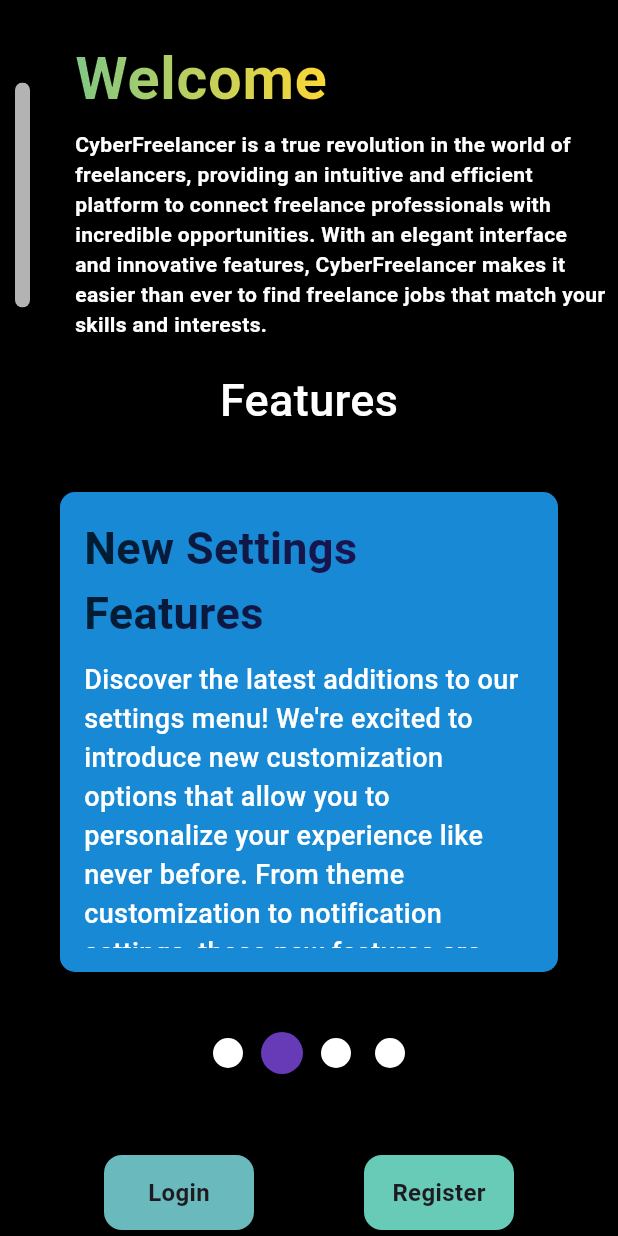
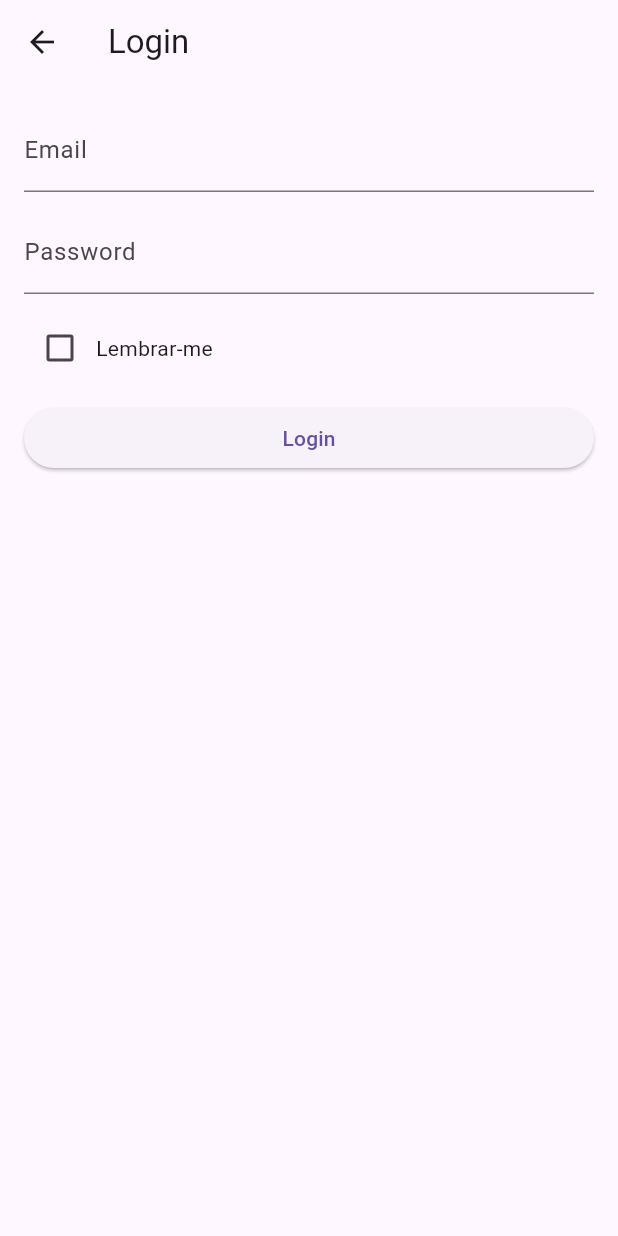
Before and after one commit to LukeFalcox/App-Freelancer, a Flutter app: the screen it shows after launch, scrolled down 66 dp, after a tap on "Login", on a phone screen of 412 x 824 dp. Run offline on Flutter 3.47's test engine with Material 3 defaults, Android fonts, the light colour scheme and no system bars; drawn by our look-alikes of smooth_page_indicator; our stand-ins replace shared_preferences.

Commit message:
Inicio da Tela de Login Versao 1.0

```diff
--- a/lib/Pages/LoginScreen.dart
+++ b/lib/Pages/LoginScreen.dart
@@ -1,15 +1,138 @@
+// ignore: file_names
+import 'dart:async';
+
 import 'package:flutter/material.dart';
+import 'package:shared_preferences/shared_preferences.dart';
 
-class Login extends StatefulWidget {
-  const Login({super.key});
+import 'package:app_freelancer/Pages/HomeScreen.dart';
+
+class PageLogin extends StatefulWidget {
+  const PageLogin({super.key});
+  @override
+  // ignore: library_private_types_in_public_api
+  _PageLoginState createState() => _PageLoginState();
+}
+
+class _PageLoginState extends State<PageLogin> {
+  final TextEditingController _emailController = TextEditingController();
+  final TextEditingController _passwordController = TextEditingController();
+  bool _rememberMe = false;
+  Timer? _timer;
 
   @override
-  State<Login> createState() => _LoginState();
-}
+  void initState() {
+    super.initState();
+    _loadSavedCredentials();
+    _startTimeout();
+  }
 
-class _LoginState extends State<Login> {
+  @override
+  void dispose() {
+    _timer?.cancel(); // Cancela o temporizador ao sair da tela
+    super.dispose();
+  }
+
+
+  void _startTimeout() {
+    const tenMinutes = Duration(minutes: 10);
+    _timer = Timer(tenMinutes, () {
+
+      _clearCredentials();
+      setState(() {});
+    });
+  }
+
+  // Método para reiniciar o temporizador
+  void _resetTimeout() {
+    _timer?.cancel();
+    _startTimeout();
+  }
+
+  Future<void> _loadSavedCredentials() async {
+    SharedPreferences prefs = await SharedPreferences.getInstance();
+    final String? savedEmail = prefs.getString('email');
+    final String? savedPassword = prefs.getString('password');
+    final bool? savedRememberMe = prefs.getBool('rememberMe');
+
+    if (savedRememberMe != null && savedRememberMe) {
+      setState(() {
+        _emailController.text = savedEmail ?? '';
+        _passwordController.text = savedPassword ?? '';
+        _rememberMe = savedRememberMe;
+      });
+    }
+  }
+
+  Future<void> _saveCredentials() async {
+    SharedPreferences prefs = await SharedPreferences.getInstance();
+    await prefs.setString('email', _emailController.text);
+    await prefs.setString('password', _passwordController.text);
+    await prefs.setBool('rememberMe', _rememberMe);
+  }
+
+
+  void _clearCredentials() async {
+    SharedPreferences prefs = await SharedPreferences.getInstance();
+    await prefs.remove('email');
+    await prefs.remove('password');
+    await prefs.remove('rememberMe');
+    _emailController.clear();
+    _passwordController.clear();
+    _rememberMe = false;
+  }
+
+  void _login() {
+    _saveCredentials();
+    _resetTimeout();
+    Navigator.pushReplacement(
+      context,
+      MaterialPageRoute(builder: (context) => HomeScreen()),
+    );
+  }
+
   @override
   Widget build(BuildContext context) {
-    return const Placeholder();
+    return Scaffold(
+      appBar: AppBar(
+        title: Text('Login'),
+      ),
+      body: Padding(
+        padding: EdgeInsets.all(16.0),
+        child: Column(
+          crossAxisAlignment: CrossAxisAlignment.stretch,
+          children: <Widget>[
+            TextField(
+              controller: _emailController,
+              decoration: InputDecoration(labelText: 'Email'),
+            ),
+            SizedBox(height: 12.0),
+            TextField(
+              controller: _passwordController,
+              decoration: InputDecoration(labelText: 'Password'),
+              obscureText: true,
+            ),
+            SizedBox(height: 12.0),
+            Row(
+              children: <Widget>[
+                Checkbox(
+                  value: _rememberMe,
+                  onChanged: (value) {
+                    setState(() {
+                      _rememberMe = value ?? false;
+                    });
+                  },
+                ),
+                Text('Lembrar-me'),
+              ],
+            ),
+            SizedBox(height: 12.0),
+            ElevatedButton(
+              onPressed: _login,
+              child: Text('Login'),
+            ),
+          ],
+        ),
+      ),
+    );
   }
 }
--- a/lib/Pages/StartScreen.dart
+++ b/lib/Pages/StartScreen.dart
@@ -1,5 +1,7 @@
 // ignore_for_file: non_constant_identifier_names
 
+import 'package:app_freelancer/Pages/LoginScreen.dart';
+import 'package:app_freelancer/Pages/RegisterScrenn.dart';
 import 'package:app_freelancer/widgets/Buttons/ButtonsChoice.dart';
 import 'package:app_freelancer/widgets/Gradient/GradiendText.dart';
 import 'package:app_freelancer/widgets/Smooth/SmoothScreen.dart';
@@ -86,17 +88,17 @@
             const SizedBox(
               height: 50,
             ),
-            const Row(
+             const Row(
               mainAxisAlignment: MainAxisAlignment.spaceEvenly,
               children: [
                 ButtonsChoice(
                     titlebutton: 'Login',
-                    color: Color(0xFF6ABABD),
+                    color: Color(0xFF6ABABD), widget: PageLogin(),
                   ),
 
                  ButtonsChoice(
                     titlebutton: 'Register',
-                    color: Color(0xFF67CBB7),
+                    color: Color(0xFF67CBB7), widget: Register(),
                   ),
 
               ],
--- a/lib/main.dart
+++ b/lib/main.dart
@@ -1,4 +1,4 @@
-import 'package:app_freelancer/widgets/Smooth/SmoothScreen.dart';
+
 import 'package:app_freelancer/Pages/StartScreen.dart';
 import 'package:flutter/material.dart';
 
--- a/lib/widgets/Buttons/ButtonsChoice.dart
+++ b/lib/widgets/Buttons/ButtonsChoice.dart
@@ -1,12 +1,15 @@
 import 'package:flutter/material.dart';
+class ButtonsChoice extends StatefulWidget {
+  const ButtonsChoice(
+      {Key? key, required this.titlebutton, required this.color, required this.widget})
+      : super(key: key);
 
-class ButtonsChoice extends StatefulWidget {
-  const ButtonsChoice({super.key,required this.titlebutton, required this.color});
   final String titlebutton;
   final Color color;
+  final Widget widget;
+
   @override
-  _ButtonsChoiceState createState() =>
-      _ButtonsChoiceState();
+  _ButtonsChoiceState createState() => _ButtonsChoiceState();
 }
 
 class _ButtonsChoiceState extends State<ButtonsChoice> {
@@ -33,12 +36,25 @@
         child: InkWell(
           splashColor: Colors.green.withAlpha(30),
           onTap: () {
-            print('Test');
+            Navigator.push(
+              context,
+              MaterialPageRoute(
+                builder: (context) => widget.widget,
+              ),
+            );
           },
           child: SizedBox(
             width: 100,
             height: 50,
-            child: Center(child: Text(widget.titlebutton,style: const TextStyle(fontSize:16, fontWeight:FontWeight.bold,),)),
+            child: Center(
+              child: Text(
+                widget.titlebutton,
+                style: const TextStyle(
+                  fontSize: 16,
+                  fontWeight: FontWeight.bold,
+                ),
+              ),
+            ),
           ),
         ),
       ),
--- a/lib/widgets/Smooth/SmoothScreen.dart
+++ b/lib/widgets/Smooth/SmoothScreen.dart
@@ -1,10 +1,6 @@
 import 'dart:async';
 
 import 'package:app_freelancer/widgets/Smooth/Pages.dart';
-import 'package:app_freelancer/widgets/Smooth/page_1.dart';
-import 'package:app_freelancer/widgets/Smooth/page_2.dart';
-import 'package:app_freelancer/widgets/Smooth/page_3.dart';
-import 'package:app_freelancer/widgets/Smooth/page_4.dart';
 import 'package:flutter/material.dart';
 import 'package:smooth_page_indicator/smooth_page_indicator.dart';
 
--- a/pubspec.yaml
+++ b/pubspec.yaml
@@ -36,6 +36,7 @@
   # Use with the CupertinoIcons class for iOS style icons.
   cupertino_icons: ^1.0.6
   smooth_page_indicator: ^1.1.0
+  shared_preferences: ^2.2.2
 
 dev_dependencies:
   flutter_test:
```
Also changed, not shown: lib/Pages/HomeScreen.dart (added, +18 -0 lines), pubspec.lock, 1 other file.
